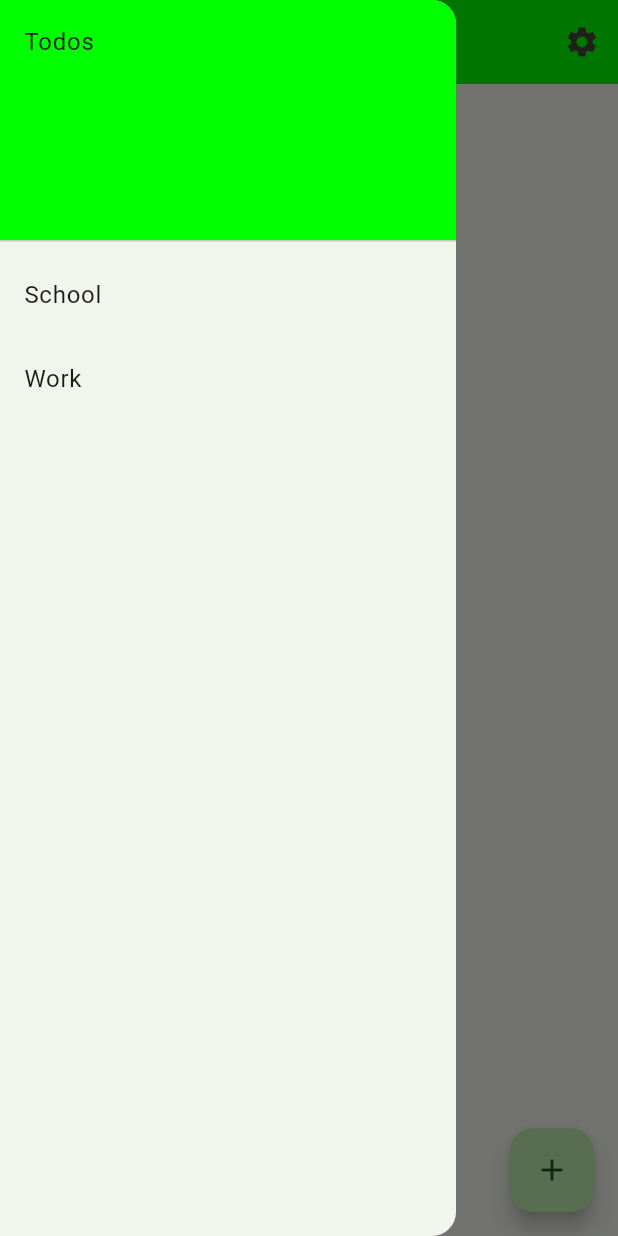
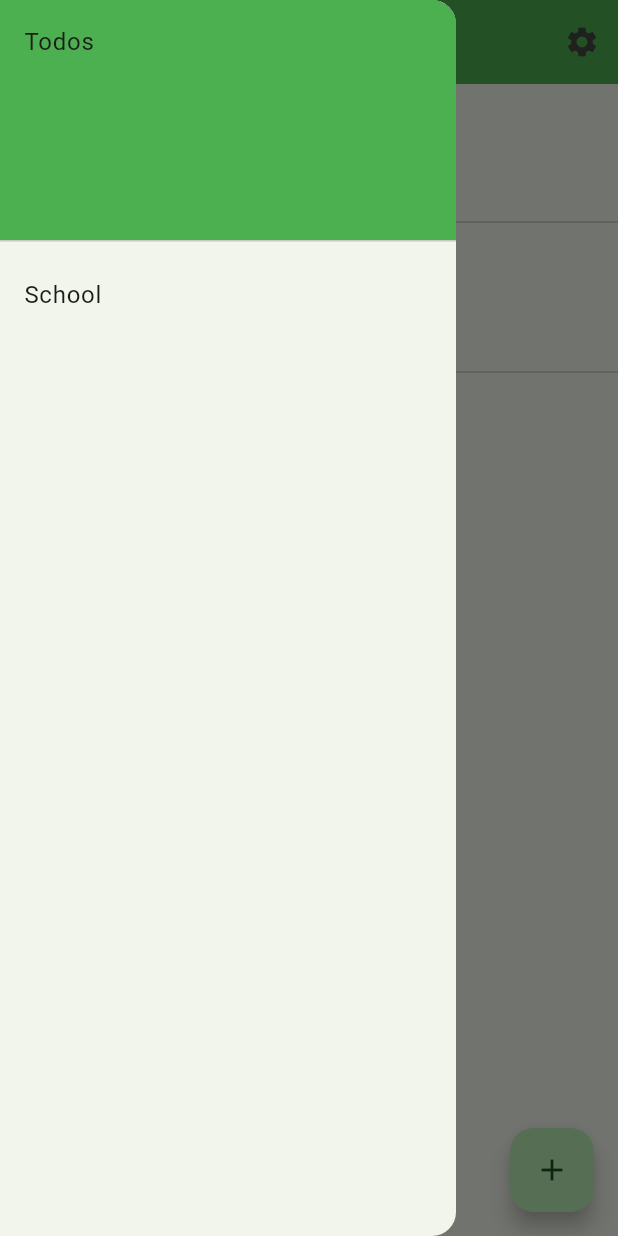
Before and after one commit to ToxicGamer-exe/FlutterTodo, a Flutter app: the screen it shows after launch, in the side drawer, after a tap on "School", on a phone screen of 412 x 824 dp. Run offline on Flutter 3.47's test engine with Material 2 defaults, Android fonts, the light colour scheme and no system bars; our stand-ins replace flutter_colorpicker, shared_preferences.

Commit message:
Added todo collections

```diff
--- a/lib/main.dart
+++ b/lib/main.dart
@@ -1,19 +1,21 @@
 import 'dart:convert';
-
+import 'dart:developer';
 import 'package:flutter/material.dart';
 import 'package:shared_preferences/shared_preferences.dart';
 import 'package:todo_app/providers.dart';
 import 'package:todo_app/settings.dart';
 import 'package:todo_app/providers.dart' as providers;
 import 'package:provider/provider.dart';
+import 'package:todo_app/types.dart';
 
 void main() async {
   WidgetsFlutterBinding.ensureInitialized();
-  ColorProvider colorProvider = ColorProvider();
-  await colorProvider.init();
+  await ColorProvider().init();
+  await TodoProvider().init();
 
   runApp(MultiProvider(providers: [
-    ChangeNotifierProvider.value(value: colorProvider),
+    ChangeNotifierProvider(create: (context) => ColorProvider()),
+    ChangeNotifierProvider(create: (context) => TodoProvider()),
   ], child: const MyApp()));
 }
 
@@ -53,51 +55,6 @@
   }
 }
 
-class TodoColl {
-  TodoColl({
-    required this.id,
-    required this.title,
-    this.color,
-    this.todos = const [],
-  });
-
-  final String id;
-  final String title;
-  final Color? color;
-  List<Todo>? todos; //TODO: make this default to []
-
-  static TodoColl fromJson(String e) {
-    final json = jsonDecode(e);
-    return TodoColl(
-      id: json['id'],
-      title: json['title'],
-      color: json['color'] != null ? Color(json['color']) : Colors.green,
-      todos: (json['todos'] as List).map((e) => Todo.fromJson(e)).toList(),
-    );
-  }
-}
-
-class Todo {
-  const Todo({
-    required this.title,
-    required this.description,
-    this.isDone = false,
-  });
-
-  final String title;
-  final String description;
-  final bool isDone;
-
-  static Todo fromJson(String e) {
-    final json = jsonDecode(e);
-    return Todo(
-      title: json['title'],
-      description: json['description'],
-      isDone: json['isDone'] ?? false,
-    );
-  }
-}
-
 class MyHomePage extends StatefulWidget {
   const MyHomePage({super.key, required this.title});
 
@@ -117,46 +74,50 @@
 }
 
 class _MyHomePageState extends State<MyHomePage> {
-  @override
-  List<TodoColl> todoColls = [
-    // const Todo(
-    //   title: 'Buy milk',
-    //   description: 'Go to the store and buy milk',
-    // ),
-    // const Todo(
-    //   title: 'Buy eggs',
-    //   description: 'Go to the store and buy eggs',
-    // ),
-    // const Todo(
-    //   title: 'Buy bread',
-    //   description: 'Go to the store and buy bread',
-    // ),
-  ];
+  TodoColl? currentTodoColl;
+  List<Todo> todos = [];
 
   @override
-  void initState() async {
+  void initState() {
     super.initState();
+    loadData();
+  }
+
+  void loadData() async {
     SharedPreferences prefs = await SharedPreferences.getInstance();
     List<String>? todosString = prefs.getStringList('todoColls');
     if (todosString != null) {
       setState(() {
-        todoColls = todosString.map((e) => TodoColl.fromJson(e)).toList();
+        TodoProvider().todoColls =
+            Provider.of<TodoProvider>(context, listen: false).todoColls =
+            todosString
+                .map((e) => TodoColl.fromJson(jsonDecode(e)))
+                .toList();
+        currentTodoColl = TodoProvider().getCurrentTodoColl();
+        todos = currentTodoColl?.todos ?? [];
       });
     }
   }
 
-
-  //TODO: Save it with shared preferences
-  void _addTodo(int collId, String title, String description) {
+  void _addTodo(String collName, String title, String description) async {
+    TodoColl coll =
+        TodoProvider().todoColls.firstWhere((coll) => coll.name == collName);
+    SharedPreferences prefs = await SharedPreferences.getInstance();
     setState(() {
-      todoColls[collId].todos = [
-        ...?todoColls[collId].todos,
+      coll.todos = [
+        ...?coll.todos,
         Todo(
           title: title,
           description: description,
         ),
       ];
     });
+
+    //TODO: This needs some optimalization man... I can't save all the collections just because I added one todo xD
+    prefs.setStringList(
+      'todoColls',
+      TodoProvider().todoColls.map((e) => jsonEncode(e)).toList(),
+    );
   }
 
   void _showAddDialog() {
@@ -198,7 +159,7 @@
             ),
             TextButton(
               onPressed: () {
-                _addTodo(title, description);
+                _addTodo('School', title, description);
                 Navigator.of(context).pop();
               },
               child: const Text('Add'),
@@ -230,18 +191,29 @@
               ),
               child: const Text('Todos'),
             ),
+            //TODO: Decide whether to show it on a separate page or just change the state
+            for (int i = 0; i < TodoProvider().todoColls.length; i++)
               ListTile(
-              title: const Text('School'),
+                title: Text(TodoProvider().todoColls[i].name),
                 onTap: () {
-                // Update the state of the app.
-                // ...
-              },
-            ),
-            ListTile(
-              title: const Text('Work'),
-              onTap: () {
-                // Update the state of the app.
-                // ...
+                  //change the state of the app to show todos in currently selected collection
+                  log(TodoProvider().todoColls[i].name);
+                    Provider.of<providers.TodoProvider>(context, listen: false)
+                        .setCurrentTodoColl(TodoProvider().todoColls[i].name);
+                  setState(() {
+                    currentTodoColl = Provider.of<providers.TodoProvider>(context, listen: false).getCurrentTodoColl();
+                    todos = currentTodoColl?.todos ?? [];
+                  });
+                  // Navigator.pop(context);
+                  // Navigator.push(
+                  //   context,
+                  //   MaterialPageRoute(
+                  //     builder: (context) => TodoCollPage(
+                  //       todoColl: todoColls[i],
+                  //       index: i,
+                  //     ),
+                  //   ),
+                  // );
                 },
               ),
           ],
@@ -258,7 +230,7 @@
               Provider.of<providers.ColorProvider>(context).currentColor,
           title: Text(widget.title),
           centerTitle: true,
-          actions: [
+          actions: currentTodoColl == null ? [] : [
             IconButton(
               icon: const Icon(Icons.settings),
               onPressed: () {
@@ -287,7 +259,11 @@
           // action in the IDE, or press "p" in the console), to see the
           // wireframe for each widget.
           mainAxisAlignment: MainAxisAlignment.center,
-          children: <Widget>[
+
+          children: currentTodoColl == null ? [const Center(child: Text('Please select collection!'))] :
+          todos.isEmpty
+              ? [const Center(child: Text('No todos yet!'))]
+              : <Widget>[
                   ListView.separated(
                     shrinkWrap: true,
                     itemCount: todos.length,
@@ -295,14 +271,15 @@
                       final todo = todos[index];
                       return ListTile(
                         title: Row(children: [
-                    Checkbox(value: todo.isDone, onChanged: (checked) => setState(() {
+                          Checkbox(
+                              value: todo.isDone,
+                              onChanged: (checked) => setState(() {
                                     todos[index] = Todo(
                                       title: todo.title,
                                       description: todo.description,
                                       isDone: checked ?? false,
                                     );
-                    })
-                    ),
+                                  })),
                           Text(todo.title)
                         ]),
                         subtitle: Text(todo.description),
@@ -318,14 +295,15 @@
                       final todo = todos[index];
                       return ListTile(
                         title: Row(children: [
-                    Checkbox(value: todo.isDone, onChanged: (checked) => setState(() {
+                          Checkbox(
+                              value: todo.isDone,
+                              onChanged: (checked) => setState(() {
                                     todos[index] = Todo(
                                       title: todo.title,
                                       description: todo.description,
                                       isDone: checked ?? false,
                                     );
-                    })
-                    ),
+                                  })),
                           Text(todo.title)
                         ]),
                         subtitle: Text(todo.description),
@@ -342,7 +320,9 @@
                 ],
         ),
       ),
-      floatingActionButton: FloatingActionButton(
+      floatingActionButton: currentTodoColl == null
+          ? null
+          : FloatingActionButton(
               onPressed: _showAddDialog,
               tooltip: 'Add',
               child: const Icon(Icons.add),
@@ -350,27 +330,3 @@
     );
   }
 }
-
-// class TodoList extends StatelessWidget {
-//   const TodoList({super.key});
-//
-//   @override
-//   Widget build(BuildContext context) {
-//     return ListView(
-//       children: [
-//         const TodoItem(
-//           title: 'Buy milk',
-//           description: 'Go to the store and buy milk',
-//         ),
-//         const TodoItem(
-//           title: 'Buy eggs',
-//           description: 'Go to the store and buy eggs',
-//         ),
-//         const TodoItem(
-//           title: 'Buy bread',
-//           description: 'Go to the store and buy bread',
-//         ),
-//       ],
-//     );
-//   }
-// }
--- a/lib/providers.dart
+++ b/lib/providers.dart
@@ -1,5 +1,10 @@
+import 'dart:developer';
+
 import 'package:flutter/material.dart';
 import 'package:shared_preferences/shared_preferences.dart';
+import 'package:collection/collection.dart';
+
+import 'types.dart';
 
 class ColorProvider extends ChangeNotifier {
   Color _currentColor = Colors.green;
@@ -20,28 +25,58 @@
   }
 }
 
-class SettingsProvider extends ChangeNotifier {
+class TodoProvider extends ChangeNotifier {
+  List<TodoColl> todoColls = [
+    TodoColl(name: 'School', settings: Settings(color: Colors.blue), todos: [
+      const Todo(
+        title: 'Do homework',
+        description: 'Do homework for math',
+      ),
+      const Todo(
+        title: 'Do homework',
+        description: 'Do homework for math',
+      ),
+      const Todo(
+        title: 'Do homework',
+        description: 'Do homework for math',
+      ),
+    ]),
+  ];
+
   Future<void> init() async {
     SharedPreferences prefs = await SharedPreferences.getInstance();
-    _currentTodoList = prefs.getInt('currentTodoList') ?? 0;
-    _showCompleted = prefs.getBool('showCompleted') ?? false;
+    _currentTodoColl = prefs.getString('currentTodoColl');
+    _showCompleted = prefs.getBool('showCompleted') ?? false; //This should be in some global settings
     _currentColor = Color(prefs.getInt('color') ?? 0xFF00FF00);
   }
 
-  int _currentTodoList = 0;
+  String? _currentTodoColl;
   bool _showCompleted = false;
   Color _currentColor = Colors.green;
 
-  int get currentTodoList => _currentTodoList;
-  set currentTodoList(int listId) => setCurrentTodoList(listId);
+  String? get currentTodoColl => _currentTodoColl;
+  set currentTodoColl(String? collName) => setCurrentTodoColl(collName);
   bool get showCompleted => _showCompleted;
   set showCompleted(bool showCompleted) => setShowCompleted(showCompleted);
   Color get currentColor => _currentColor;
   set currentColor(Color color) => setColor(color);
 
-  Future<void> setCurrentTodoList(int listId) async {
-    _currentTodoList = listId;
+  void setCurrentTodoColl(String? collName) {
+    log('setTodoColl: $collName');
+    _currentTodoColl = collName;
+    log('setTodoColl: $currentTodoColl');
     notifyListeners();
+  }
+
+
+  TodoColl? getTodoColl(String? collName) {
+    log('getTodoColl: $collName');
+    return todoColls.firstWhereOrNull((coll) => coll.name == collName);
+  }
+
+  TodoColl? getCurrentTodoColl() {
+    log('getCurrentTodoColl: $currentTodoColl');
+    return getTodoColl(currentTodoColl);
   }
 
   //TODO: Update this to update only the current list instead the whole app
--- /dev/null
+++ b/lib/types.dart
@@ -0,0 +1,63 @@
+import 'dart:convert';
+import 'package:flutter/material.dart';
+
+class Settings {
+  Settings({
+    this.color,
+  });
+
+  Color? color;
+
+  static Settings fromJson(String e) {
+    final json = jsonDecode(e);
+    return Settings(
+      color: json['color'] != null ? Color(json['color']) : Colors.green,
+    );
+  }
+}
+
+class TodoColl {
+  TodoColl({
+    // required this.id,
+    required this.name,
+    this.todos = const [],
+    this.settings,
+  });
+
+  // final String id;
+  final String name;
+  List<Todo>? todos = [];
+  Settings? settings;
+
+  static TodoColl fromJson(String e) {
+    final json = jsonDecode(e);
+    return TodoColl(
+      // id: json['id'],
+      name: json['name'],
+      todos: (json['todos'] as List).map((e) => Todo.fromJson(e)).toList(),
+      settings:
+      json['settings'] != null ? Settings.fromJson(json['settings']) : null,
+    );
+  }
+}
+
+class Todo {
+  const Todo({
+    required this.title,
+    required this.description,
+    this.isDone = false,
+  });
+
+  final String title;
+  final String description;
+  final bool isDone;
+
+  static Todo fromJson(String e) {
+    final json = jsonDecode(e);
+    return Todo(
+      title: json['title'],
+      description: json['description'],
+      isDone: json['isDone'] ?? false,
+    );
+  }
+}
--- a/pubspec.yaml
+++ b/pubspec.yaml
@@ -38,6 +38,7 @@
   flutter_colorpicker: ^1.0.3
   shared_preferences: ^2.2.0
   provider: ^6.0.5
+  collection: ^1.17.1
 
 dev_dependencies:
   flutter_test:
```
Also changed, not shown: pubspec.lock. Lines whose indentation alone changed are shown as unchanged.
